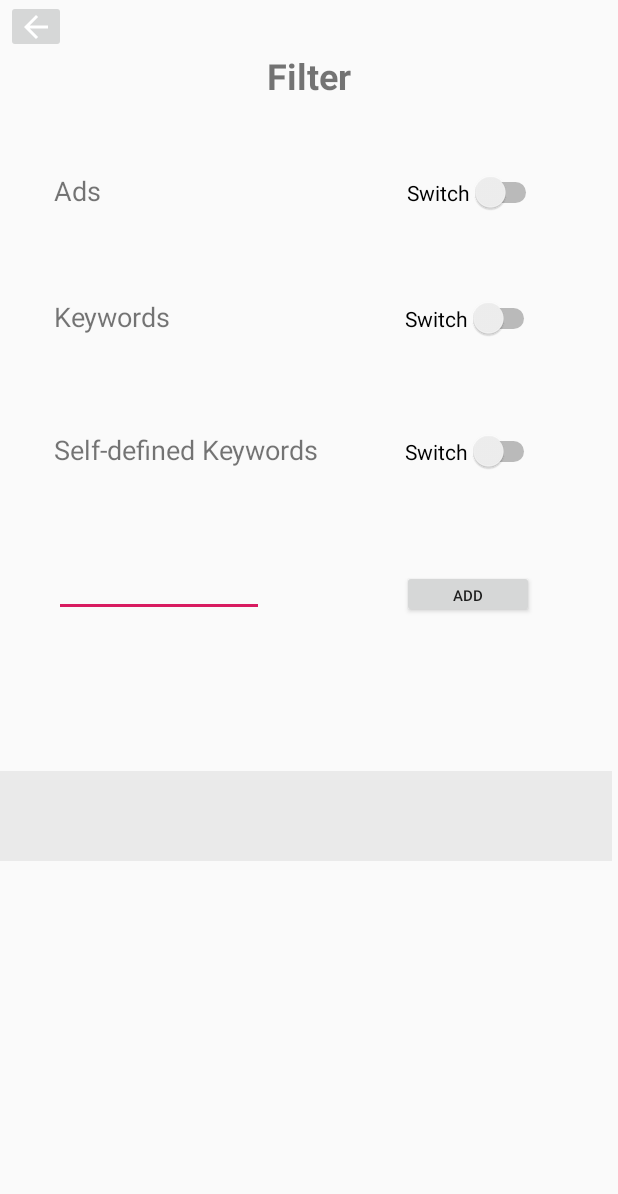
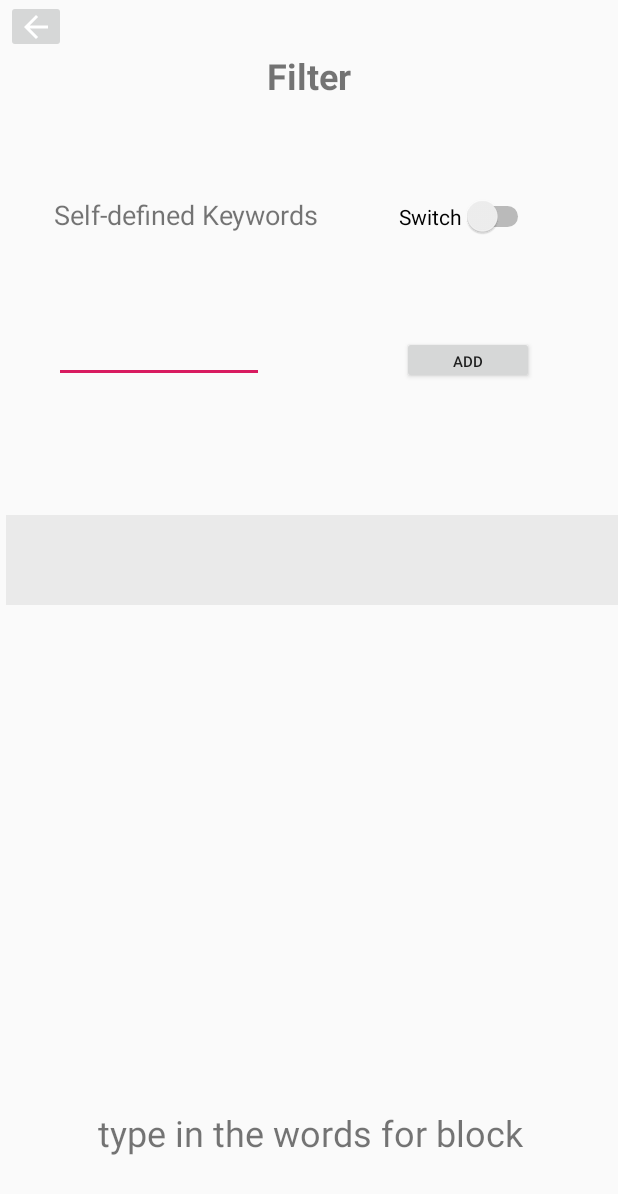
Before and after one commit to group7Mobile/Artemis, an Android app: the Filters screen opened directly, with no data from a screen before it, after a tap on "ADD", on a phone screen of 412 x 824 dp. Shown: the top 1194 px of the screen. Run offline under Robolectric (Android 15) with nearby library versions, the phone set to English and light mode, and no system bars.

Commit message:
filter function edit

```diff
--- a/app/src/main/java/com/example/artemis/Filters.java
+++ b/app/src/main/java/com/example/artemis/Filters.java
@@ -14,8 +14,10 @@ import android.os.Bundle;
 import android.view.View;
 import android.widget.ArrayAdapter;
 import android.widget.Button;
+import android.widget.CompoundButton;
 import android.widget.EditText;
 import android.widget.ListView;
+import android.widget.Switch;
 import android.widget.TextView;
 import java.io.BufferedReader;
 import java.io.InputStreamReader;
@@ -31,12 +33,23 @@ public class Filters extends AppCompatActivity {
     private FilterWordsDBhelper filterWords;
     public ArrayList<String> arrayList;
     String wordId= null;
+    public boolean status;
     @Override
     protected void onCreate(Bundle savedInstanceState) {
         super.onCreate(savedInstanceState);
         setContentView(R.layout.activity_filters);
         filterWords = new FilterWordsDBhelper(this);
-
+        Switch sw = (Switch) findViewById(R.id.switch3);
+        sw.setOnCheckedChangeListener(new CompoundButton.OnCheckedChangeListener() {
+            public void onCheckedChanged(CompoundButton buttonView, boolean isChecked) {
+                boolean status = false;
+                if (isChecked) {
+                    status=true;
+                } else {
+                    status=false;
+                }
+            }
+        });
         RecyclerView recyclerView = findViewById(R.id.recyclerView2);
         arrayList = new ArrayList<>();
         arrayList = getFilterWords();
@@ -50,6 +63,7 @@ public class Filters extends AppCompatActivity {
             public void onClick(View v) {
                 txtInput = (EditText) findViewById(R.id.editText18);
                 String newItem = txtInput.getText().toString();
+
                 //every time add an item, add it in the top of stack by adding it to the 0 index of the arrayList
                 addTofilterDB(newItem);
                 recyclerAdapter.notifyDataSetChanged();
@@ -64,7 +78,9 @@ public class Filters extends AppCompatActivity {
     public ArrayList<String> getArrayList(){
         return arrayList;
     }
-
+    public boolean getStatus(){
+        return status;
+    }
     public void addTofilterDB(String word) {
         SQLiteDatabase db = filterWords.getWritableDatabase();
         ContentValues values = new ContentValues();
--- a/app/src/main/res/layout/activity_filters.xml
+++ b/app/src/main/res/layout/activity_filters.xml
@@ -16,7 +16,7 @@
         android:text="Self-defined Keywords"
         android:textSize="18sp"
         app:layout_constraintStart_toStartOf="parent"
-        app:layout_constraintTop_toBottomOf="@+id/textView20" />
+        app:layout_constraintTop_toBottomOf="@+id/textView14" />
 
     <TextView
         android:id="@+id/textView14"
@@ -35,67 +35,14 @@
         app:layout_constraintTop_toTopOf="parent" />
 
     <Switch
-        android:id="@+id/switch1"
-        android:layout_width="wrap_content"
-        android:layout_height="wrap_content"
-        android:layout_marginStart="184dp"
-        android:layout_marginLeft="184dp"
-        android:layout_marginTop="48dp"
-        android:layout_marginEnd="55dp"
-        android:layout_marginRight="55dp"
-        android:text="Switch"
-        app:layout_constraintEnd_toEndOf="parent"
-        app:layout_constraintStart_toEndOf="@+id/textView16"
-        app:layout_constraintTop_toBottomOf="@+id/textView14" />
-
-    <TextView
-        android:id="@+id/textView16"
-        android:layout_width="55dp"
-        android:layout_height="20dp"
-        android:layout_marginStart="36dp"
-        android:layout_marginLeft="36dp"
-        android:text="Ads"
-        android:textSize="18sp"
-        app:layout_constraintBaseline_toBaselineOf="@+id/switch1"
-        app:layout_constraintStart_toStartOf="parent" />
-
-    <TextView
-        android:id="@+id/textView20"
-        android:layout_width="wrap_content"
-        android:layout_height="wrap_content"
-        android:layout_marginStart="36dp"
-        android:layout_marginLeft="36dp"
-        android:layout_marginTop="64dp"
-        android:text="Keywords"
-        android:textSize="18sp"
-        app:layout_constraintStart_toStartOf="parent"
-        app:layout_constraintTop_toBottomOf="@+id/textView16" />
-
-    <Switch
-        android:id="@+id/switch2"
-        android:layout_width="wrap_content"
-        android:layout_height="wrap_content"
-        android:layout_marginStart="160dp"
-        android:layout_marginLeft="160dp"
-        android:layout_marginEnd="56dp"
-        android:layout_marginRight="56dp"
-        android:text="Switch"
-        app:layout_constraintBaseline_toBaselineOf="@+id/textView20"
-        app:layout_constraintEnd_toEndOf="parent"
-        app:layout_constraintStart_toEndOf="@+id/textView20" />
-
-    <Switch
         android:id="@+id/switch3"
         android:layout_width="wrap_content"
         android:layout_height="wrap_content"
-        android:layout_marginStart="160dp"
-        android:layout_marginLeft="160dp"
         android:layout_marginEnd="56dp"
         android:layout_marginRight="56dp"
         android:text="Switch"
         app:layout_constraintBaseline_toBaselineOf="@+id/textView37"
-        app:layout_constraintEnd_toEndOf="parent"
-        app:layout_constraintStart_toEndOf="@+id/textView20" />
+        app:layout_constraintEnd_toEndOf="parent" />
 
     <ImageButton
         android:id="@+id/imageButton11"
@@ -139,9 +86,25 @@
         android:id="@+id/recyclerView2"
         android:layout_width="408dp"
         android:layout_height="251dp"
+        android:layout_marginStart="4dp"
+        android:layout_marginLeft="4dp"
         android:layout_marginTop="40dp"
         app:layout_constraintBottom_toBottomOf="parent"
         app:layout_constraintStart_toStartOf="parent"
-        app:layout_constraintTop_toBottomOf="@+id/editText18" />
+        app:layout_constraintTop_toBottomOf="@+id/editText18"
+        app:layout_constraintVertical_bias="0.165" />
+
+    <TextView
+        android:id="@+id/textView13"
+        android:layout_width="329dp"
+        android:layout_height="85dp"
+        android:layout_marginTop="80dp"
+        android:text="    type in the words for block"
+        android:textSize="24sp"
+        app:layout_constraintBottom_toBottomOf="parent"
+        app:layout_constraintEnd_toEndOf="parent"
+        app:layout_constraintStart_toStartOf="parent"
+        app:layout_constraintTop_toBottomOf="@+id/recyclerView2"
+        app:layout_constraintVertical_bias="1.0" />
 
 </androidx.constraintlayout.widget.ConstraintLayout>
```
